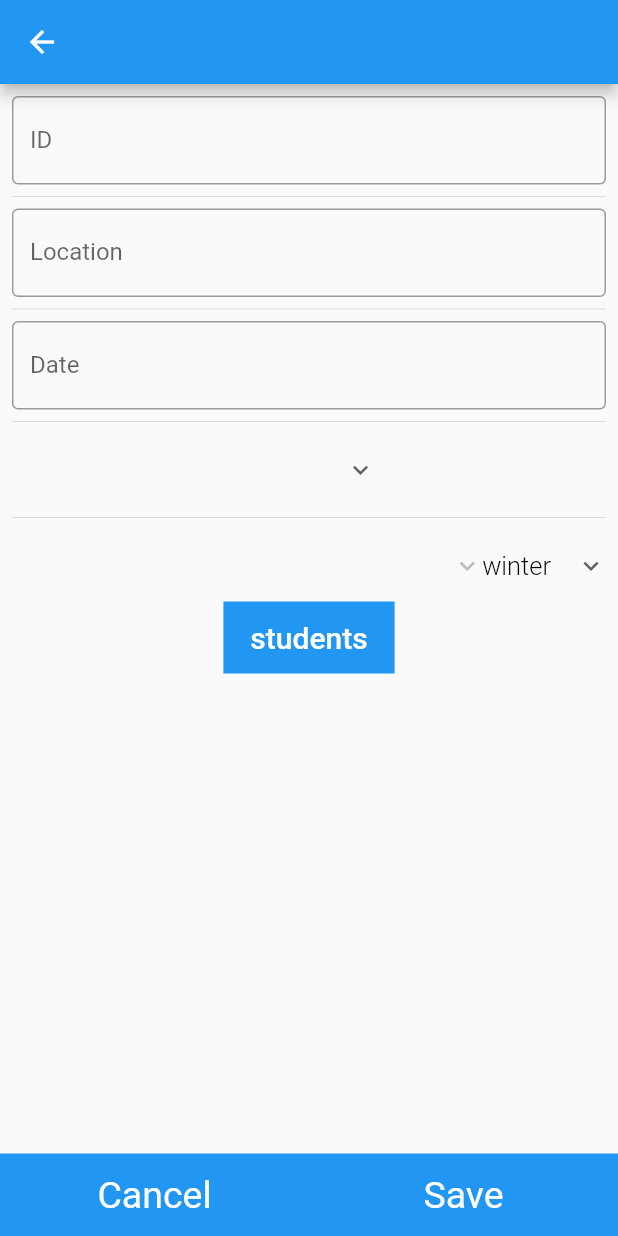
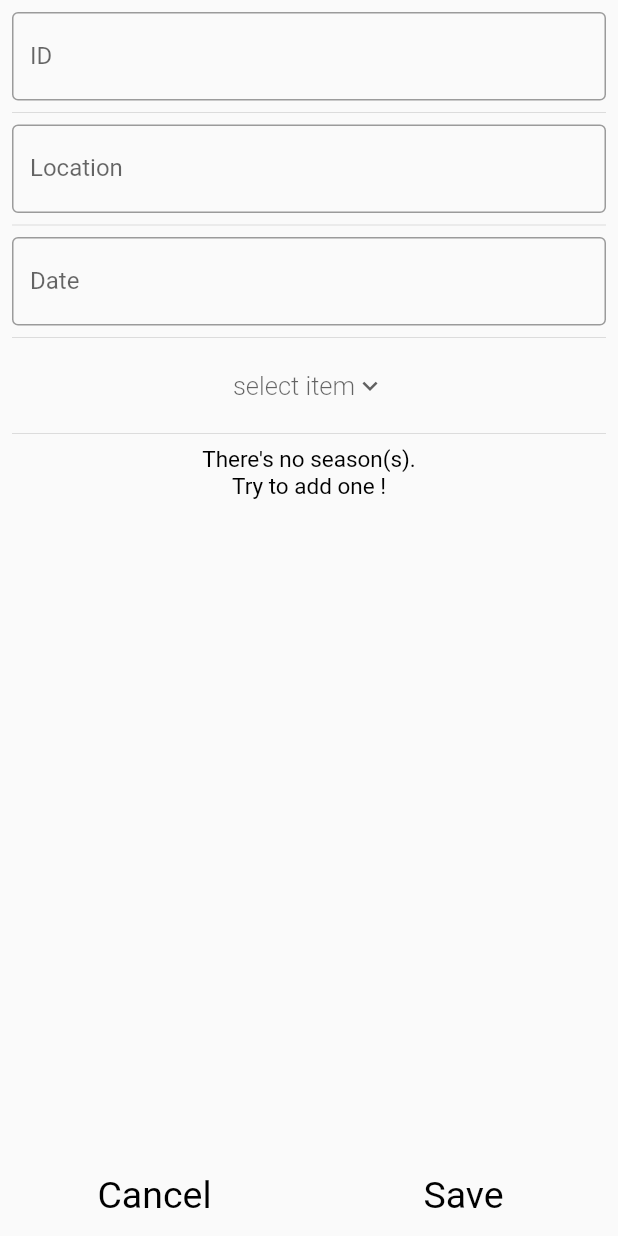
Before and after one commit to AhmedAbdoElhawary/scouts_systems_project, a Flutter app: the AddEventInfo screen opened directly with empty values, on a phone screen of 412 x 824 dp. Run offline on Flutter 3.47's test engine with Material 2 defaults, Android fonts, the phone set to English and light mode, and no system bars; our stand-ins replace cloud_firestore, firebase_auth, firebase_core, fluttertoast, random_string; accounts and stored records are empty.

Commit message:
add buildDropdownButton

```diff
--- a/lib/view/events/addEventItem.dart
+++ b/lib/view/events/addEventItem.dart
@@ -1,7 +1,8 @@
 import 'package:flutter/cupertino.dart';
 import 'package:flutter/material.dart';
 import 'package:flutter/widgets.dart';
-import 'package:scouts_system/common%20UI/buildDropDownButton.dart';
+import 'package:scouts_system/common%20UI/buildTheBlueTextButton.dart';
+import 'package:scouts_system/common%20UI/showTheTextMessage.dart';
 import 'package:scouts_system/model/add%20data%20firestore/addFirestoreEvents.dart';
 import 'package:scouts_system/view/events/StudentsListInEventItem.dart';
 
@@ -13,6 +14,7 @@ class AddEventInfo extends StatefulWidget {
   bool checkForUpdate;
   String EventDocId;
   List<String> listOfYearsDropButton;
+  Map<String, List<String>> listOfSeasonsData;
 
   AddEventInfo(
       {required this.listOfYearsDropButton,
@@ -21,16 +23,16 @@ class AddEventInfo extends StatefulWidget {
       required this.dropdownValueLeader,
       required this.controlDate,
       required this.checkForUpdate,
+      required this.listOfSeasonsData,
       required this.EventDocId});
   @override
   State<AddEventInfo> createState() => _AddEventInfoState();
 }
 
 class _AddEventInfoState extends State<AddEventInfo> {
-  String dropDownYears = "2021";
-  String dropDownSeasons = "winter";
+  String? dropDownYears;
+  String? dropDownSeasons;
   var listOfLeader = List<String>.generate(10, (i) => "leader ${i + 1}");
-  List<String> listOfSeason = ["winter", "summer"];
   bool eventIdValidate = false;
   bool LocationValidate = false;
   bool userDateValidate = false;
@@ -38,7 +40,7 @@ class _AddEventInfoState extends State<AddEventInfo> {
   @override
   Widget build(BuildContext context) {
     return Scaffold(
-      appBar: AppBar(),
+      // appBar: AppBar(),
       body: SafeArea(
         child: Column(
           children: [
@@ -54,7 +56,6 @@ class _AddEventInfoState extends State<AddEventInfo> {
     return Container(
       width: double.infinity,
       height: 55,
-      color: Colors.blue,
       child: Row(
         mainAxisSize: MainAxisSize.min,
         crossAxisAlignment: CrossAxisAlignment.center,
@@ -73,7 +74,7 @@ class _AddEventInfoState extends State<AddEventInfo> {
         child: Text("Cancel",
             style: TextStyle(
                 fontSize: 25,
-                color: Colors.white,
+                color: Colors.black,
                 fontWeight: FontWeight.normal)),
         onPressed: () {
           Navigator.pop(context);
@@ -88,7 +89,7 @@ class _AddEventInfoState extends State<AddEventInfo> {
           child: Text("Save",
               style: TextStyle(
                   fontSize: 25,
-                  color: Colors.white,
+                  color: Colors.black,
                   fontWeight: FontWeight.normal)),
           onPressed: () async {
             if (validateTextField(widget.controlEventID.text) &&
@@ -150,42 +151,80 @@ class _AddEventInfoState extends State<AddEventInfo> {
                 buildTextFormField(
                     userDateValidate, widget.controlDate, "Date"),
                 const Divider(),
-                DropDownButton(dropDownValue:widget.dropdownValueLeader,listOfDropDown: listOfLeader),
-                const Divider(),
-                Row(children: [
+                buildDropdownButton(widget.dropdownValueLeader, listOfLeader),
+                widget.EventDocId != ""
+                    ? Row(children: [
                         Expanded(
-                      child: DropDownButton(
-                          dropDownValue: dropDownYears,listOfDropDown: widget.listOfYearsDropButton)),
-                  DropDownButton(dropDownValue: dropDownSeasons,listOfDropDown: listOfSeason)
-                ]),
-                Center(
-                  child: Container(
-                    color: Colors.blue,
-                    child: TextButton(
-                        onPressed: () async {
-                          WidgetsBinding.instance!.addPostFrameCallback((_) {
-                            Navigator.push(
-                              context,
-                              MaterialPageRoute(
-                                  builder: (context) => StudentEventPage(
+                            child: buildDropdownButton(
+                                dropDownYears, widget.listOfYearsDropButton)),
+                        buildDropdownButton(dropDownSeasons,
+                            widget.listOfSeasonsData[dropDownYears]),
+                      ])
+                    : const Divider(),
+                widget.EventDocId == "" ||
+                        dropDownYears == null ||
+                        dropDownSeasons == null
+                    ? ((dropDownYears == null || dropDownSeasons == null)
+                        ? buildShowMessage("season")
+                        : Column(
+                            children: [
+                              Container(child: Text("save the event first")),
+                              Container(
+                                  child: Text(
+                                      "and then you can select students !"))
+                            ],
+                          ))
+                    : BuildBlueTextButton(
+                        text: "  students  ",
+                        pop: false,
+                        moveToPage: StudentEventPage(
                             eventDocId: widget.EventDocId,
-                                      year: dropDownYears,
-                                      season: dropDownSeasons)),
-                            );
-                          });
-                        },
-                        child: Text(
-                          "  students  ",
-                          style: TextStyle(fontSize: 20, color: Colors.white),
-                        )),
+                            year: dropDownYears ?? "2021",
+                            season: dropDownSeasons ?? "winter"),
                       ),
-                )
               ],
             ),
           ),
         ),
       ),
     );
+  }
+
+  DropdownButtonHideUnderline buildDropdownButton(
+      String? dropDownValue, List<String>? listOfDropDown) {
+    return DropdownButtonHideUnderline(
+      child: DropdownButton<String>(
+        value: dropDownValue,
+        isExpanded: false,
+        icon: const Icon(Icons.keyboard_arrow_down_outlined),
+        iconSize: 20,
+        hint: Text("select item"),
+        elevation: 16,
+        style: const TextStyle(
+            color: Colors.black, fontSize: 17, fontWeight: FontWeight.w300),
+        onChanged: (n) {
+          setState(() {
+            dropDownValue == dropDownYears
+                ? dropDownYears = n!
+                : (dropDownValue == dropDownSeasons
+                    ? dropDownSeasons = n!
+                    : widget.dropdownValueLeader = n!);
+            // dropDownValue = n!;
+          });
+        },
+        items: buildListMap(listOfDropDown)?.toList(),
+      ),
+    );
+  }
+}
+
+Iterable<DropdownMenuItem<String>>? buildListMap(List<String>? list) {
+  return list?.map<DropdownMenuItem<String>>((String value) {
+    return DropdownMenuItem<String>(
+      value: value,
+      child: Text(value),
+    );
+  });
 }
 
 TextFormField buildTextFormField(
@@ -198,4 +237,3 @@ class _AddEventInfoState extends State<AddEventInfo> {
         errorText: validate ? "invalid ${text}" : null),
   );
 }
-}
```
Lines whose indentation alone changed are shown as unchanged.
